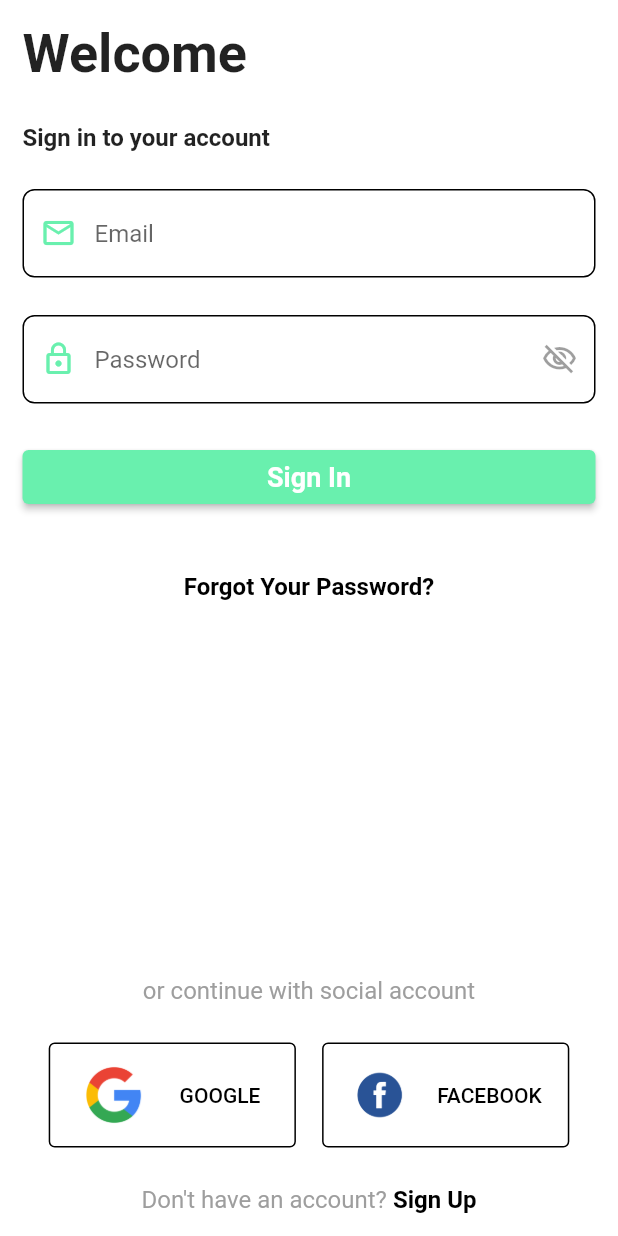
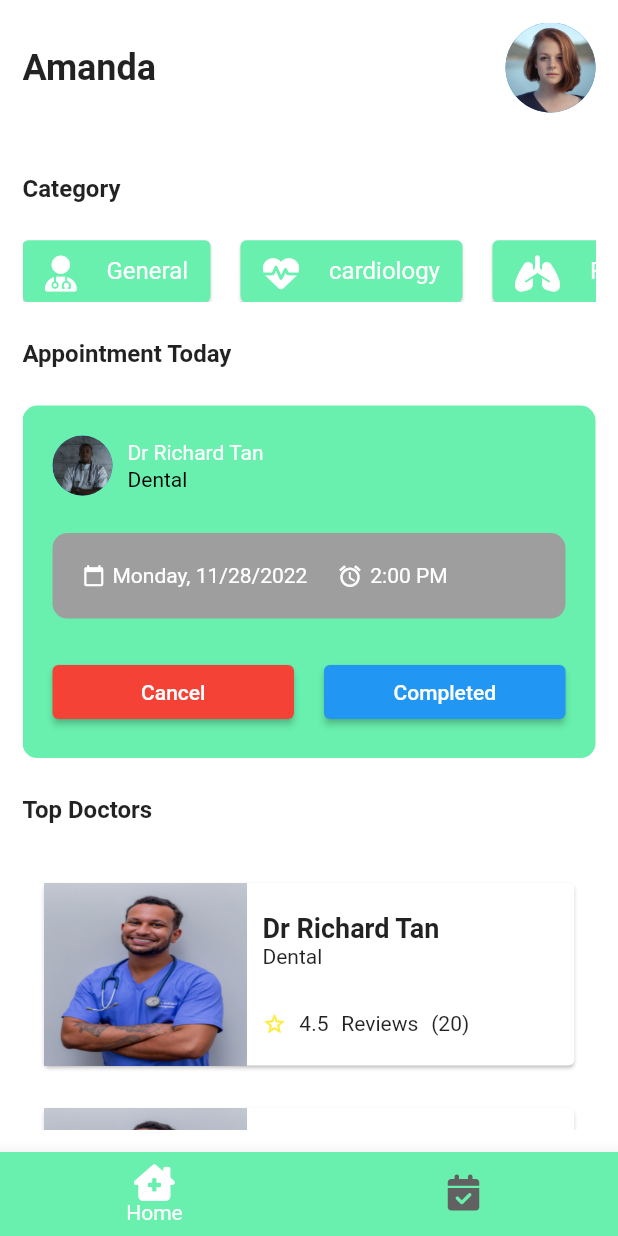
Before and after one commit to Vikas-Gautam-21/Flutter_Doctor_Appointment_App, a Flutter app: the screen it shows after launch, after a tap on "Sign In", on a phone screen of 412 x 824 dp. Run offline on Flutter 3.47's test engine with Material 2 defaults, Android fonts, the phone set to English and light mode, and no system bars; our stand-ins replace font_awesome_flutter.

Commit message:
Main Layout and Home page done

```diff
--- /dev/null
+++ b/lib/components/appointment_card.dart
@@ -0,0 +1,154 @@
+import 'package:doctor_laravel/utils/config.dart';
+import 'package:flutter/material.dart';
+
+class AppointmentCard extends StatefulWidget {
+  const AppointmentCard({super.key});
+
+  @override
+  State<AppointmentCard> createState() => _AppointmentCardState();
+}
+
+class _AppointmentCardState extends State<AppointmentCard> {
+  @override
+  Widget build(BuildContext context) {
+    return Container(
+      width: double.infinity,
+      decoration: BoxDecoration(
+        color: Config.primaryColor,
+        borderRadius: BorderRadius.circular(10),
+      ),
+      child: Material(
+        color: Colors.transparent,
+        child: Padding(
+          padding: const EdgeInsets.all(20),
+          child: Column(
+            children: [
+              const Row(
+                children: [
+                  CircleAvatar(
+                    backgroundImage: AssetImage('assets/doctor_1.jpg'),
+                  ),
+                  SizedBox(
+                    width: 10,
+                  ),
+                  Column(
+                    mainAxisAlignment: MainAxisAlignment.center,
+                    crossAxisAlignment: CrossAxisAlignment.start,
+                    children: [
+                      Text(
+                        'Dr Richard Tan',
+                        style: TextStyle(
+                          color: Colors.white,
+                        ),
+                      ),
+                      SizedBox(
+                        height: 2,
+                      ),
+                      Text(
+                        'Dental',
+                        style: TextStyle(
+                          color: Colors.black,
+                        ),
+                      ),
+                    ],
+                  ),
+                ],
+              ),
+              Config.spaceSmall,
+              const ScheduleCard(),
+              Config.spaceSmall,
+              Row(
+                mainAxisAlignment: MainAxisAlignment.spaceBetween,
+                children: [
+                  Expanded(
+                    child: ElevatedButton(
+                      style: ElevatedButton.styleFrom(
+                        backgroundColor: Colors.red,
+                      ),
+                      onPressed: () {},
+                      child: const Text(
+                        'Cancel',
+                        style: TextStyle(
+                          color: Colors.white,
+                        ),
+                      ),
+                    ),
+                  ),
+                  const SizedBox(
+                    width: 20,
+                  ),
+                  Expanded(
+                    child: ElevatedButton(
+                      style: ElevatedButton.styleFrom(
+                        backgroundColor: Colors.blue,
+                      ),
+                      onPressed: () {},
+                      child: const Text(
+                        'Completed',
+                        style: TextStyle(
+                          color: Colors.white,
+                        ),
+                      ),
+                    ),
+                  ),
+                ],
+              ),
+            ],
+          ),
+        ),
+      ),
+    );
+  }
+}
+
+class ScheduleCard extends StatelessWidget {
+  const ScheduleCard({super.key});
+
+  @override
+  Widget build(BuildContext context) {
+    return Container(
+      decoration: BoxDecoration(
+        color: Colors.grey,
+        borderRadius: BorderRadius.circular(10),
+      ),
+      width: double.infinity,
+      padding: const EdgeInsets.all(20),
+      child: const Row(
+        crossAxisAlignment: CrossAxisAlignment.center,
+        children: [
+          Icon(
+            Icons.calendar_today,
+            color: Colors.white,
+            size: 15,
+          ),
+          SizedBox(
+            width: 5,
+          ),
+          Text(
+            'Monday, 11/28/2022',
+            style: TextStyle(color: Colors.white),
+          ),
+          SizedBox(
+            width: 20,
+          ),
+          Icon(
+            Icons.access_alarm,
+            color: Colors.white,
+            size: 17,
+          ),
+          SizedBox(
+            width: 5,
+          ),
+          Flexible(
+            child: Text(
+              '2:00 PM',
+              style: TextStyle(
+                color: Colors.white,
+              ),
+            ),
+          ),
+        ],
+      ),
+    );
+  }
+}
--- /dev/null
+++ b/lib/components/doctor_card.dart
@@ -0,0 +1,92 @@
+import 'package:doctor_laravel/utils/config.dart';
+import 'package:flutter/material.dart';
+
+class DoctorCard extends StatefulWidget {
+  const DoctorCard({super.key});
+
+  @override
+  State<DoctorCard> createState() => _DoctorCardState();
+}
+
+class _DoctorCardState extends State<DoctorCard> {
+  @override
+  Widget build(BuildContext context) {
+    Config().init(context);
+    return Container(
+      padding: const EdgeInsets.symmetric(
+        horizontal: 10,
+        vertical: 10,
+      ),
+      height: 150,
+      child: GestureDetector(
+        child: Card(
+          child: Row(
+            children: [
+              SizedBox(
+                width: Config.widthSize * 0.33,
+                child: Image.asset(
+                  'assets/doctor_2.jpg',
+                  fit: BoxFit.fill,
+                ),
+              ),
+              const Flexible(
+                child: Padding(
+                  padding: EdgeInsets.symmetric(
+                    horizontal: 10,
+                    vertical: 20,
+                  ),
+                  child: Column(
+                    crossAxisAlignment: CrossAxisAlignment.start,
+                    children: [
+                      Text(
+                        'Dr Richard Tan',
+                        style: TextStyle(
+                          fontSize: 18,
+                          fontWeight: FontWeight.bold,
+                        ),
+                      ),
+                      Text(
+                        'Dental',
+                        style: TextStyle(
+                          fontSize: 14,
+                          fontWeight: FontWeight.normal,
+                        ),
+                      ),
+                      Spacer(),
+                      Row(
+                        mainAxisAlignment: MainAxisAlignment.start,
+                        children: [
+                          Icon(
+                            Icons.star_border,
+                            color: Colors.yellow,
+                            size: 16,
+                          ),
+                          Spacer(
+                            flex: 1,
+                          ),
+                          Text('4.5'),
+                          Spacer(
+                            flex: 1,
+                          ),
+                          Text('Reviews'),
+                          Spacer(
+                            flex: 1,
+                          ),
+                          Text('(20)'),
+                          Spacer(
+                            flex: 7,
+                          )
+                        ],
+                      )
+                    ],
+                  ),
+                ),
+              ),
+            ],
+          ),
+        ),
+        onTap: () {},
+      ),
+    );
+  }
+}
--- a/lib/components/login_form.dart
+++ b/lib/components/login_form.dart
@@ -66,7 +66,9 @@
           Button(
             width: double.infinity,
             disable: false,
-            onPressed: () {},
+            onPressed: () {
+              Navigator.of(context).pushNamed('main');
+            },
             title: 'Sign In',
           )
         ],
--- a/lib/main_layout.dart
+++ b/lib/main_layout.dart
@@ -1,4 +1,7 @@
+import 'package:doctor_laravel/screens/appointment_page.dart';
+import 'package:doctor_laravel/screens/home_page.dart';
 import 'package:flutter/material.dart';
+import 'package:font_awesome_flutter/font_awesome_flutter.dart';
 
 class MainLayout extends StatefulWidget {
   const MainLayout({super.key});
@@ -8,8 +11,46 @@
 }
 
 class _MainLayoutState extends State<MainLayout> {
+  int currentPage = 0;
+  final PageController _page = PageController();
   @override
   Widget build(BuildContext context) {
-    return const Scaffold();
+    return Scaffold(
+      body: PageView(
+        controller: _page,
+        onPageChanged: (value) {
+          setState(() {
+            currentPage = value;
+          });
+        },
+        children: const [
+          HomePage(),
+          AppointmentPage(),
+        ],
+      ),
+      bottomNavigationBar: BottomNavigationBar(
+        currentIndex: currentPage,
+        onTap: (page) {
+          setState(() {
+            currentPage = page;
+            _page.animateToPage(
+              page,
+              duration: const Duration(milliseconds: 500),
+              curve: Curves.easeInOut,
+            );
+          });
+        },
+        items: const <BottomNavigationBarItem>[
+          BottomNavigationBarItem(
+            icon: FaIcon(FontAwesomeIcons.houseChimneyMedical),
+            label: 'Home',
+          ),
+          BottomNavigationBarItem(
+            icon: FaIcon(FontAwesomeIcons.solidCalendarCheck),
+            label: 'Appointments',
+          ),
+        ],
+      ),
+    );
   }
 }
--- /dev/null
+++ b/lib/screens/appointment_page.dart
@@ -0,0 +1,15 @@
+import 'package:flutter/material.dart';
+
+class AppointmentPage extends StatefulWidget {
+  const AppointmentPage({super.key});
+
+  @override
+  State<AppointmentPage> createState() => _AppointmentPageState();
+}
+
+class _AppointmentPageState extends State<AppointmentPage> {
+  @override
+  Widget build(BuildContext context) {
+    return const Scaffold();
+  }
+}
--- /dev/null
+++ b/lib/screens/home_page.dart
@@ -0,0 +1,154 @@
+import 'package:doctor_laravel/components/appointment_card.dart';
+import 'package:doctor_laravel/utils/config.dart';
+import 'package:flutter/material.dart';
+import 'package:font_awesome_flutter/font_awesome_flutter.dart';
+
+import '../components/doctor_card.dart';
+
+class HomePage extends StatefulWidget {
+  const HomePage({super.key});
+
+  @override
+  State<HomePage> createState() => _HomePageState();
+}
+
+class _HomePageState extends State<HomePage> {
+  List<Map<String, dynamic>> medCat = [
+    {
+      "icon": FontAwesomeIcons.userDoctor,
+      "category": "General",
+    },
+    {
+      "icon": FontAwesomeIcons.heartPulse,
+      "category": "cardiology",
+    },
+    {
+      "icon": FontAwesomeIcons.lungs,
+      "category": "Respirations",
+    },
+    {
+      "icon": FontAwesomeIcons.hand,
+      "category": "Dermatology",
+    },
+    {
+      "icon": FontAwesomeIcons.personPregnant,
+      "category": "Gynecology",
+    },
+    {
+      "icon": FontAwesomeIcons.teeth,
+      "category": "Dental",
+    },
+  ];
+  @override
+  Widget build(BuildContext context) {
+    Config().init(context);
+    return Scaffold(
+      body: Padding(
+        padding: const EdgeInsets.all(15),
+        child: SafeArea(
+          child: SingleChildScrollView(
+            child: Column(
+              mainAxisAlignment: MainAxisAlignment.start,
+              crossAxisAlignment: CrossAxisAlignment.start,
+              children: [
+                const Row(
+                  mainAxisAlignment: MainAxisAlignment.spaceBetween,
+                  children: [
+                    Text(
+                      'Amanda',
+                      style: TextStyle(
+                        fontSize: 24,
+                        fontWeight: FontWeight.bold,
+                      ),
+                    ),
+                    SizedBox(
+                      child: CircleAvatar(
+                        radius: 30,
+                        backgroundImage: AssetImage('assets/profile1.jpg'),
+                      ),
+                    ),
+                  ],
+                ),
+                Config.spaceMedium,
+                const Text(
+                  'Category',
+                  style: TextStyle(
+                    fontSize: 16,
+                    fontWeight: FontWeight.bold,
+                  ),
+                ),
+                Config.spaceSmall,
+                SizedBox(
+                  height: Config.heightSize * 0.05,
+                  child: ListView(
+                    scrollDirection: Axis.horizontal,
+                    children: List<Widget>.generate(
+                      medCat.length,
+                      (index) {
+                        return Card(
+                          margin: const EdgeInsets.only(
+                            right: 20,
+                          ),
+                          color: Config.primaryColor,
+                          child: Padding(
+                            padding: const EdgeInsets.symmetric(
+                              horizontal: 15,
+                              vertical: 10,
+                            ),
+                            child: Row(
+                              mainAxisAlignment: MainAxisAlignment.spaceAround,
+                              children: [
+                                FaIcon(
+                                  medCat[index]['icon'],
+                                  color: Colors.white,
+                                ),
+                                const SizedBox(
+                                  width: 20,
+                                ),
+                                Text(
+                                  medCat[index]['category'],
+                                  style: const TextStyle(
+                                    fontSize: 16,
+                                    color: Colors.white,
+                                  ),
+                                ),
+                              ],
+                            ),
+                          ),
+                        );
+                      },
+                    ),
+                  ),
+                ),
+                Config.spaceSmall,
+                const Text(
+                  'Appointment Today',
+                  style: TextStyle(
+                    fontSize: 16,
+                    fontWeight: FontWeight.bold,
+                  ),
+                ),
+                Config.spaceSmall,
+                const AppointmentCard(),
+                Config.spaceSmall,
+                const Text(
+                  'Top Doctors',
+                  style: TextStyle(
+                    fontSize: 16,
+                    fontWeight: FontWeight.bold,
+                  ),
+                ),
+                Config.spaceSmall,
+                Column(
+                  children: List.generate(10, (index) {
+                    return const DoctorCard();
+                  }),
+                )
+              ],
+            ),
+          ),
+        ),
+      ),
+    );
+  }
+}
--- a/pubspec.yaml
+++ b/pubspec.yaml
@@ -35,6 +35,8 @@
   # The following adds the Cupertino Icons font to your application.
   # Use with the CupertinoIcons class for iOS style icons.
   cupertino_icons: ^1.0.2
+  dynamic_fa_icons: ^1.1.0+2
+  font_awesome_flutter: ^10.7.0
 
 dev_dependencies:
   flutter_test:
```
Also changed, not shown: assets/doctor_1.jpg (added), assets/doctor_2.jpg (added), assets/doctor_3.jpg (added), assets/doctor_4.jpg (added), assets/doctor_5.jpg (added), assets/doctor_6.jpg (added), assets/doctor_7.jpg (added), assets/doctor_8.jpg (added), assets/doctor_9.jpg (added), assets/profile1.jpg (added), pubspec.lock.
